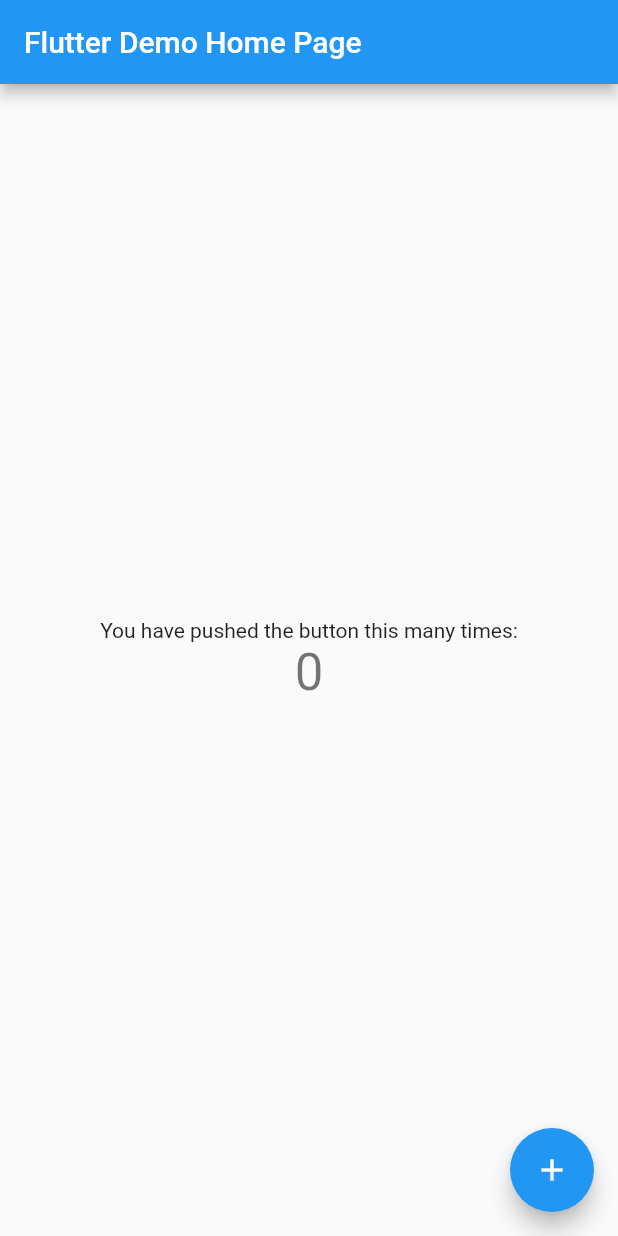
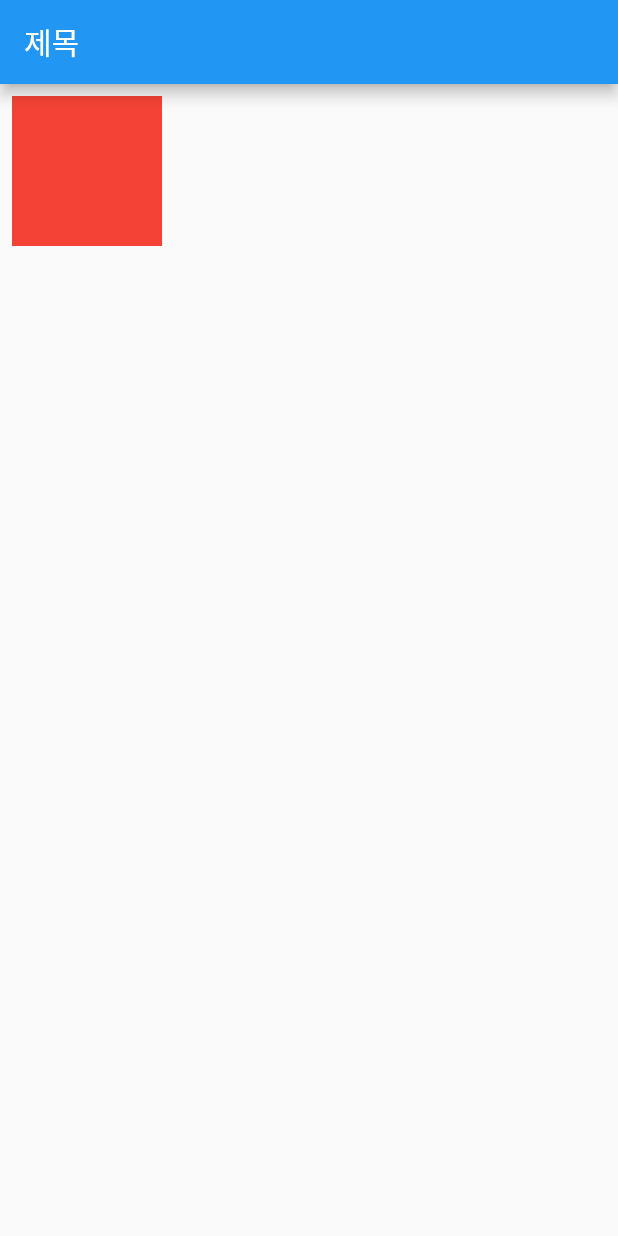
Before and after one commit to sekisuri/Flutter-Example, a Flutter app: the screen it shows after launch, on a phone screen of 412 x 824 dp. Run offline on Flutter 3.47's test engine with Material 2 defaults, Android fonts, the phone set to English and light mode, and no system bars.

Commit message:
4.2.1 Container

```diff
--- a/lib/main.dart
+++ b/lib/main.dart
@@ -1,3 +1,4 @@
+import 'package:flutter/cupertino.dart';
 import 'package:flutter/material.dart';
 
 void main() {
@@ -9,109 +10,32 @@ class MyApp extends StatelessWidget {
   @override
   Widget build(BuildContext context) {
     return MaterialApp(
-      title: 'Flutter Demo',
+      title: '플러터 연습',
       theme: ThemeData(
-        // This is the theme of your application.
-        //
-        // Try running your application with "flutter run". You'll see the
-        // application has a blue toolbar. Then, without quitting the app, try
-        // changing the primarySwatch below to Colors.green and then invoke
-        // "hot reload" (press "r" in the console where you ran "flutter run",
-        // or simply save your changes to "hot reload" in a Flutter IDE).
-        // Notice that the counter didn't reset back to zero; the application
-        // is not restarted.
+
         primarySwatch: Colors.blue,
-        // This makes the visual density adapt to the platform that you run
-        // the app on. For desktop platforms, the controls will be smaller and
-        // closer together (more dense) than on mobile platforms.
+
         visualDensity: VisualDensity.adaptivePlatformDensity,
       ),
-      home: MyHomePage(title: 'Flutter Demo Home Page'),
+      home: HomeScreen(),
     );
   }
 }
 
-class MyHomePage extends StatefulWidget {
-  MyHomePage({Key key, this.title}) : super(key: key);
-
-  // This widget is the home page of your application. It is stateful, meaning
-  // that it has a State object (defined below) that contains fields that affect
-  // how it looks.
-
-  // This class is the configuration for the state. It holds the values (in this
-  // case the title) provided by the parent (in this case the App widget) and
-  // used by the build method of the State. Fields in a Widget subclass are
-  // always marked "final".
-
-  final String title;
-
-  @override
-  _MyHomePageState createState() => _MyHomePageState();
-}
-
-class _MyHomePageState extends State<MyHomePage> {
-  int _counter = 0;
-
-  void _incrementCounter() {
-    setState(() {
-      // This call to setState tells the Flutter framework that something has
-      // changed in this State, which causes it to rerun the build method below
-      // so that the display can reflect the updated values. If we changed
-      // _counter without calling setState(), then the build method would not be
-      // called again, and so nothing would appear to happen.
-      _counter++;
-    });
-  }
-
+class HomeScreen extends StatelessWidget {
   @override
   Widget build(BuildContext context) {
-    // This method is rerun every time setState is called, for instance as done
-    // by the _incrementCounter method above.
-    //
-    // The Flutter framework has been optimized to make rerunning build methods
-    // fast, so that you can just rebuild anything that needs updating rather
-    // than having to individually change instances of widgets.
     return Scaffold(
       appBar: AppBar(
-        // Here we take the value from the MyHomePage object that was created by
-        // the App.build method, and use it to set our appbar title.
-        title: Text(widget.title),
+        title:  Text('제목'),
       ),
-      body: Center(
-        // Center is a layout widget. It takes a single child and positions it
-        // in the middle of the parent.
-        child: Column(
-          // Column is also a layout widget. It takes a list of children and
-          // arranges them vertically. By default, it sizes itself to fit its
-          // children horizontally, and tries to be as tall as its parent.
-          //
-          // Invoke "debug painting" (press "p" in the console, choose the
-          // "Toggle Debug Paint" action from the Flutter Inspector in Android
-          // Studio, or the "Toggle Debug Paint" command in Visual Studio Code)
-          // to see the wireframe for each widget.
-          //
-          // Column has various properties to control how it sizes itself and
-          // how it positions its children. Here we use mainAxisAlignment to
-          // center the children vertically; the main axis here is the vertical
-          // axis because Columns are vertical (the cross axis would be
-          // horizontal).
-          mainAxisAlignment: MainAxisAlignment.center,
-          children: <Widget>[
-            Text(
-              'You have pushed the button this many times:',
-            ),
-            Text(
-              '$_counter',
-              style: Theme.of(context).textTheme.headline4,
-            ),
-          ],
-        ),
+      body: Container(
+        color: Colors.red,
+        width: 100,
+        height: 100,
+        padding: const EdgeInsets.all(8.0),
+        margin: const EdgeInsets.all(8.0),
       ),
-      floatingActionButton: FloatingActionButton(
-        onPressed: _incrementCounter,
-        tooltip: 'Increment',
-        child: Icon(Icons.add),
-      ), // This trailing comma makes auto-formatting nicer for build methods.
     );
   }
 }
```
Also changed, not shown: 1 other file.
